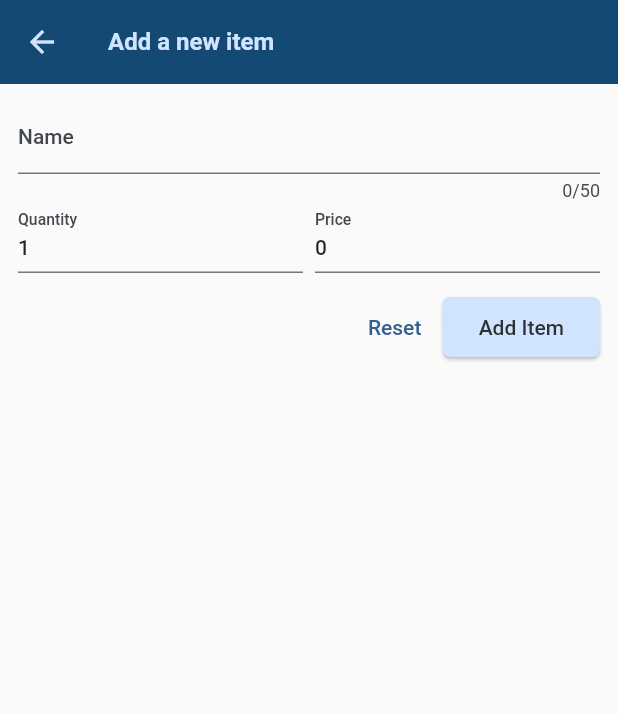
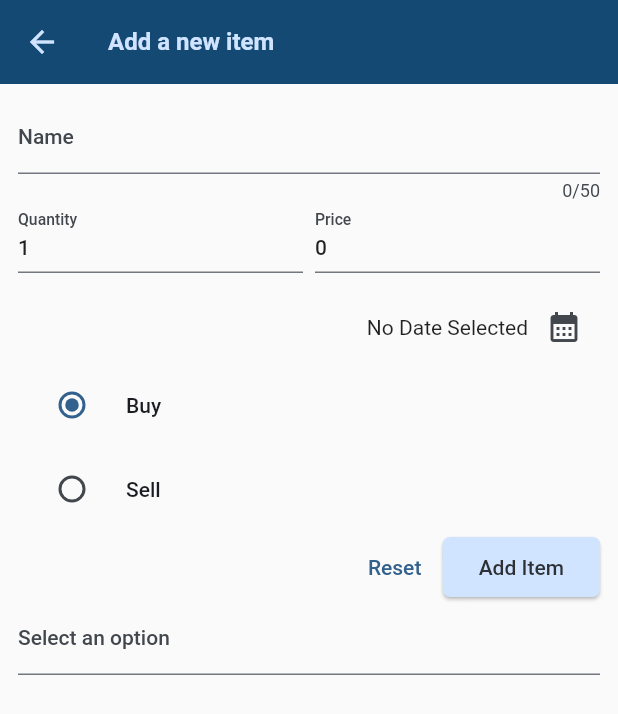
Before and after one commit to ranjandutta24/my_stock_log_mobile, a Flutter app: the StockLog screen opened directly with empty values, after a tap on the "add" icon, on a phone screen of 412 x 824 dp. Shown: the top 714 px of the screen. Run offline on Flutter 3.47's test engine with Material 2 defaults, Android fonts, the light colour scheme and no system bars; our stand-ins replace fl_chart; network calls fail.

Commit message:
add stock

```diff
--- a/lib/screens/add_stock.dart
+++ b/lib/screens/add_stock.dart
@@ -2,10 +2,13 @@ import 'dart:convert';
 
 import 'package:flutter/material.dart';
 
-import 'package:http/http.dart' as http;
+import 'package:my_stock_log/services/user_service.dart';
+import 'package:my_stock_log/widgets/log_inkwell.dart';
 
 class NewItem extends StatefulWidget {
-  const NewItem({super.key});
+  const NewItem({super.key, required this.token, required this.name});
+  final String token;
+  final List<String> name;
 
   @override
   State<NewItem> createState() {
@@ -18,32 +21,47 @@ class _NewItemState extends State<NewItem> {
   var _enteredName = '';
   var _enteredQuantity = 1;
   var _enteredPrice = 0;
+  DateTime? _selectedDate;
+  String _selectedValue = 'Buy';
 
   var _isSending = false;
+  void _presentDatePicker() async {
+    final now = DateTime.now();
+    final firstdate = DateTime(now.year - 1, now.month, now.day);
+    final lastDate = DateTime(now.year + 1, now.month, now.day);
+    final pickedDate = await showDatePicker(
+        context: context,
+        initialDate: now,
+        firstDate: firstdate,
+        lastDate: lastDate);
+
+    setState(() {
+      _selectedDate = pickedDate;
+    });
+  }
+
+  List<String> options = [];
+  late String selectedOption;
 
   void _saveItem() async {
     if (_formKey.currentState!.validate()) {
       _formKey.currentState!.save();
-      setState(() {
-        _isSending = true;
-      });
+      // setState(() {
+      //   _isSending = true;
+      // });
 
-      final url = Uri.https('flutter-prep-ea1d7-default-rtdb.firebaseio.com',
-          'shopping-list.json');
-      final response = await http.post(
-        url,
-        headers: {'Content-Type': 'application/json'},
-        body: json.encode(
-          {
-            'name': _enteredName,
-            'quantity': _enteredQuantity,
-            'price': _enteredPrice,
-            // 'category': _selectedCategory.title
-          },
-        ),
-      );
+      final response = await addStock(
+          json.encode({
+            "name": _enteredName,
+            "price": _enteredPrice,
+            "quantity": _enteredQuantity,
+            "date": _selectedDate.toString(),
+            "status": _selectedValue
+          }),
+          widget.token);
+
       print(response.body);
-      final Map<dynamic, dynamic> resData = json.decode(response.body);
+      // final Map<dynamic, dynamic> resData = json.decode(response.body);
 
       if (!context.mounted) {
         return;
@@ -67,6 +85,12 @@ class _NewItemState extends State<NewItem> {
   }
 
   @override
+  void initState() {
+    super.initState();
+    options = widget.name;
+  }
+
+  @override
   Widget build(BuildContext context) {
     return Scaffold(
       appBar: AppBar(
@@ -76,6 +100,7 @@ class _NewItemState extends State<NewItem> {
         padding: const EdgeInsets.all(12),
         child: Form(
           key: _formKey,
+          child: SingleChildScrollView(
             child: Column(
               children: [
                 TextFormField(
@@ -147,6 +172,43 @@ class _NewItemState extends State<NewItem> {
                 const SizedBox(
                   height: 12,
                 ),
+                Row(
+                  mainAxisAlignment: MainAxisAlignment.end,
+                  crossAxisAlignment: CrossAxisAlignment.center,
+                  children: [
+                    Text(_selectedDate == null
+                        ? 'No Date Selected'
+                        : formatter.format(_selectedDate!)),
+                    IconButton(
+                        onPressed: _presentDatePicker,
+                        icon: const Icon(Icons.calendar_month))
+                  ],
+                ),
+
+                Column(
+                  children: [
+                    RadioListTile<String>(
+                      title: Text('Buy'),
+                      value: 'Buy',
+                      groupValue: _selectedValue,
+                      onChanged: (value) {
+                        setState(() {
+                          _selectedValue = value!;
+                        });
+                      },
+                    ),
+                    RadioListTile<String>(
+                      title: Text('Sell'),
+                      value: 'Sell',
+                      groupValue: _selectedValue,
+                      onChanged: (value) {
+                        setState(() {
+                          _selectedValue = value!;
+                        });
+                      },
+                    ),
+                  ],
+                ),
 
                 Row(
                   mainAxisAlignment: MainAxisAlignment.end,
@@ -170,8 +232,53 @@ class _NewItemState extends State<NewItem> {
                           : const Text('Add Item'),
                     )
                   ],
+                ),
+                Autocomplete<String>(
+                  optionsBuilder: (TextEditingValue textEditingValue) {
+                    if (textEditingValue.text.isEmpty) {
+                      return const Iterable<String>.empty();
+                    }
+                    return options.where(
+                        (option) => option.contains(textEditingValue.text));
+                  },
+                  onSelected: (String value) {
+                    setState(() {
+                      selectedOption = value;
+                    });
+                  },
+                  fieldViewBuilder: (BuildContext context,
+                      TextEditingController textEditingController,
+                      FocusNode focusNode,
+                      VoidCallback onFieldSubmitted) {
+                    return TextFormField(
+                      controller: textEditingController,
+                      focusNode: focusNode,
+                      onFieldSubmitted: (value) {
+                        onFieldSubmitted();
+                      },
+                      decoration: InputDecoration(
+                        labelText: 'Select an option',
+                      ),
+                    );
+                  },
+
+                  //             optionsViewBuilder: (BuildContext context, AutocompleteOnSelected<String> onSelected) {
+                  //   return ListView.builder(
+                  //     itemCount: options.length,
+                  //     itemBuilder: (BuildContext context, int index) {
+                  //       final String option = options[index];
+                  //       return ListTile(
+                  //         title: Text(option),
+                  //         onTap: () {
+                  //           onSelected(option);
+                  //         },
+                  //       );
+                  //     },
+                  //   );
+                  // },
                 )
               ],
+            ),
           ),
         ),
       ),
--- a/lib/screens/stock_log.dart
+++ b/lib/screens/stock_log.dart
@@ -7,7 +7,7 @@ import 'package:my_stock_log/widgets/log_inkwell.dart';
 
 class StockLog extends StatefulWidget {
   const StockLog({super.key, required this.token});
-  final token;
+  final String token;
 
   @override
   State<StockLog> createState() => _StockLogState();
@@ -20,27 +20,29 @@ class _StockLogState extends State<StockLog> {
     getAllStock();
   }
 
-  dynamic stockList = [];
+  List stockList = [];
+  List<String> stockName = [];
   bool show = false;
   getAllStock() async {
-    print('call');
     var response = await getStock(widget.token);
     if (response.statusCode == 200) {
-      print(stockList);
       setState(() {
         stockList = json.decode(response.body);
         show = true;
       });
-    } else {
-      print(response.body);
-    }
+      stockName = stockList.map((item) => item['name'].toString()).toList();
+      print(stockName);
+    } else {}
   }
 
   void _addItem() async {
     // final newItem = await Navigator.of(context).push<GroceryItem>(
     final newItem = await Navigator.of(context).push(
       MaterialPageRoute(
-        builder: (ctx) => const NewItem(),
+        builder: (ctx) => NewItem(
+          token: widget.token,
+          name: stockName,
+        ),
       ),
     );
 
```
Also changed, not shown: lib/services/user_service.dart (+5 -17 lines). Lines whose indentation alone changed are shown as unchanged.
